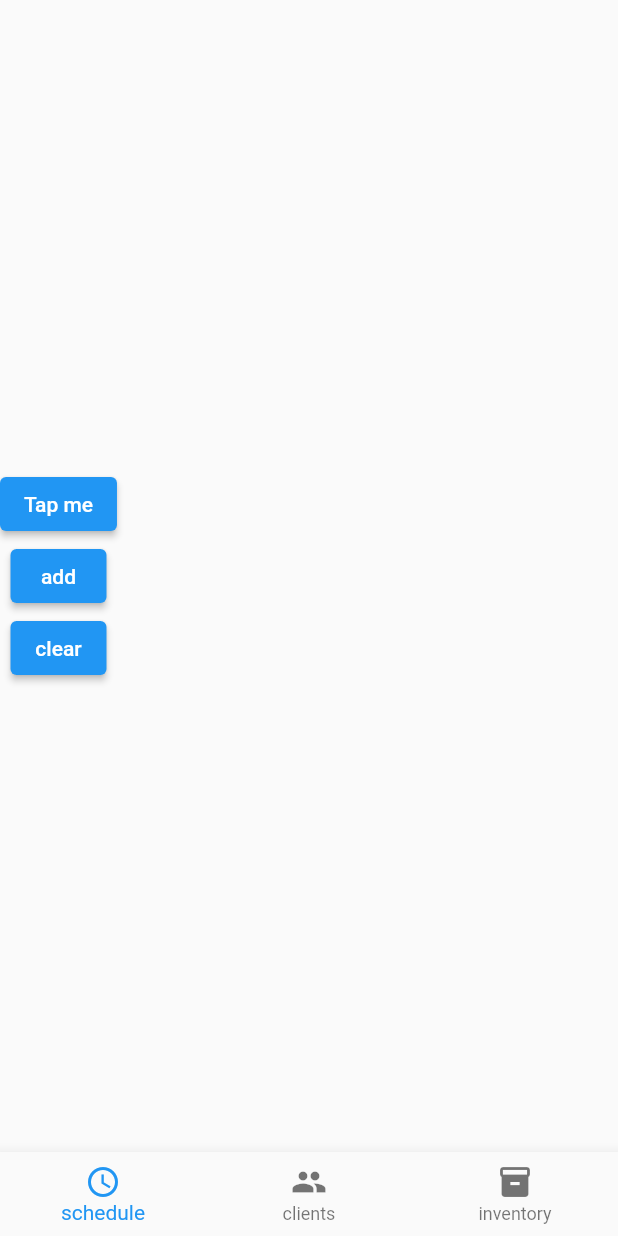
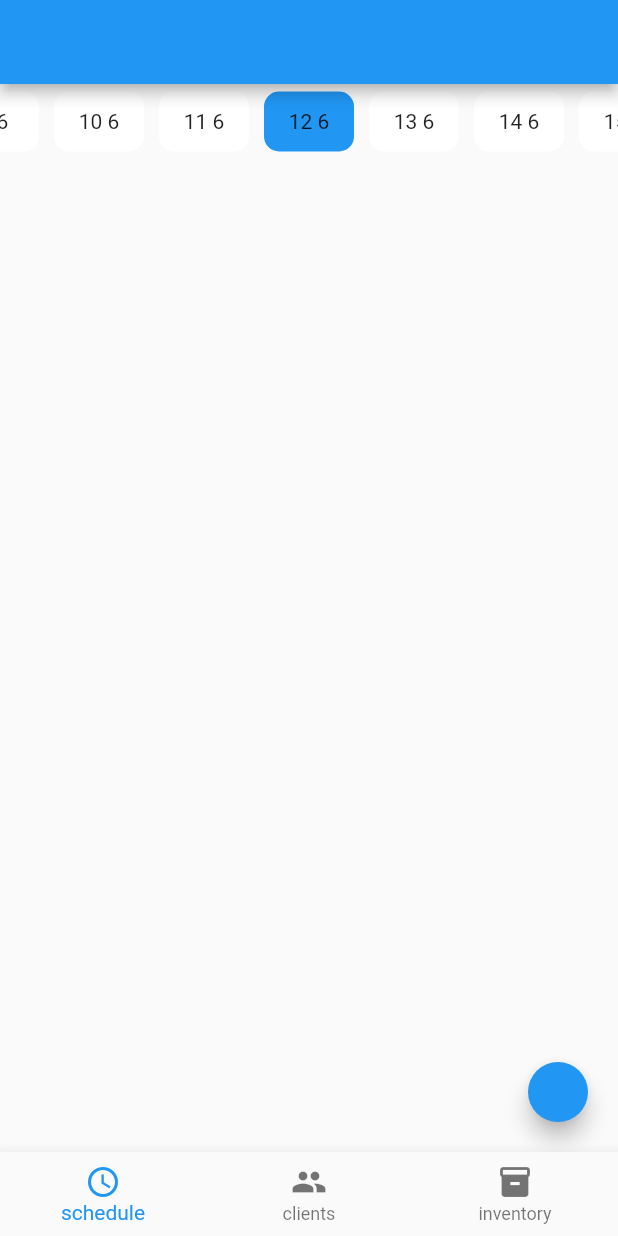
Before and after one commit to AidenDexter/mani_mate, a Flutter app: the screen it shows after launch, on a phone screen of 412 x 824 dp. Run offline on Flutter 3.47's test engine with Material 2 defaults, Android fonts, the phone set to English and light mode, and no system bars; drawn by our look-alikes of infinite_carousel; our stand-ins replace flutter_riverpod, go_router, hive_flutter, riverpod_annotation; accounts and stored records are empty; generated files the repository leaves out were written again.

Commit message:
added notes provider

```diff
--- a/lib/models/client_model.dart
+++ b/lib/models/client_model.dart
@@ -1,4 +1,3 @@
-// ignore_for_file: public_member_api_docs, sort_constructors_first
 import 'package:flutter/material.dart';
 import 'package:hive_flutter/hive_flutter.dart';
 
--- /dev/null
+++ b/lib/pages/schedule_page/components/notes_list.dart
@@ -0,0 +1,41 @@
+import 'package:flutter/material.dart';
+import 'package:flutter_riverpod/flutter_riverpod.dart';
+import 'package:mani_mate/pages/schedule_page/state/page_notes.dart';
+import 'package:mani_mate/providers/notes.dart';
+
+class NotesList extends ConsumerWidget {
+  const NotesList({super.key});
+
+  @override
+  Widget build(BuildContext context, WidgetRef ref) {
+    final notes = ref.watch(pageNotesProvider);
+
+    return Expanded(
+      child: notes.when(
+        data: (data) {
+          return ListView.builder(
+            itemCount: data.length,
+            itemBuilder: (context, index) {
+              final note = data[index];
+              return Column(
+                children: [
+                  Text(note.id),
+                  Text(note.startDate.toString()),
+                  Text(note.endDate.toString()),
+                  Text(note.text ?? 'trest'),
+                  ElevatedButton(
+                      onPressed: () => ref.read(notesProvider.notifier).deleteNoteById(note.id), child: const Text('delete')),
+                  ElevatedButton(
+                      onPressed: () => ref.read(notesProvider.notifier).updateNote(note.copyWith(text: 'updated')),
+                      child: const Text('update')),
+                ],
+              );
+            },
+          );
+        },
+        error: (error, stackTrace) => Center(child: Text(error.toString())),
+        loading: () => const Center(child: CircularProgressIndicator()),
+      ),
+    );
+  }
+}
--- a/lib/pages/schedule_page/schedule_page.dart
+++ b/lib/pages/schedule_page/schedule_page.dart
@@ -1,47 +1,63 @@
 import 'package:flutter/material.dart';
 import 'package:flutter_riverpod/flutter_riverpod.dart';
-import 'package:go_router/go_router.dart';
-import 'package:mani_mate/providers/clients.dart';
+import 'package:mani_mate/pages/schedule_page/state/current_date.dart';
+import 'package:infinite_carousel/infinite_carousel.dart';
+import 'package:mani_mate/providers/notes.dart';
+
+import 'components/notes_list.dart';
 
 class SchedulePage extends ConsumerWidget {
   const SchedulePage({super.key});
 
   @override
   Widget build(BuildContext context, WidgetRef ref) {
-    final clients = ref.watch(clientsProvider);
-    return clients.when(
-        data: (data) {
+    final today = DateTime.now();
     return Scaffold(
+      appBar: AppBar(),
       body: Column(
-              mainAxisAlignment: MainAxisAlignment.center,
         children: [
-                ElevatedButton(
-                  onPressed: () {
-                    context.push('/add_client');
+          SizedBox(
+            height: 50,
+            child: InfiniteCarousel.builder(
+              itemCount: 3,
+              itemExtent: 70,
+              center: true,
+              itemBuilder: (context, itemIndex, realIndex) {
+                final day = today.add(Duration(days: realIndex));
+                final currentDate = ref.watch(currentDateProvider);
+                final isCurrentDateToday =
+                    day.day == currentDate.day && day.month == currentDate.month && day.year == currentDate.year;
+                return GestureDetector(
+                  onTap: () {
+                    ref.read(currentDateProvider.notifier).date = day;
                   },
-                  child: const Text('Tap me'),
+                  child: Container(
+                    decoration: BoxDecoration(
+                      color: isCurrentDateToday ? Colors.blue : Colors.white,
+                      borderRadius: BorderRadius.circular(10),
                     ),
-                ElevatedButton(
-                  onPressed: () {
-                    ref.read(clientsProvider.notifier).add();
-                  },
-                  child: const Text('add'),
-                ),
-                ElevatedButton(
-                  onPressed: () {
-                    ref.read(clientsProvider.notifier).clear();
-                  },
-                  child: const Text('clear'),
-                ),
-              ],
+                    margin: const EdgeInsets.all(5),
+                    height: 50,
+                    width: 70,
+                    alignment: Alignment.center,
+                    child: Text('${day.day} ${day.month}'),
                   ),
                 );
               },
-        error: (Object error, StackTrace stackTrace) => Center(
-              child: Text(error.toString()),
             ),
-        loading: () => const Center(
-              child: CircularProgressIndicator(),
-            ));
+          ),
+          const NotesList(),
+        ],
+      ),
+      floatingActionButton: FloatingActionButton.small(
+        onPressed: () {
+          final currentDate = ref.read(currentDateProvider);
+          ref.read(notesProvider.notifier).addNote(
+                startDate: currentDate,
+                endDate: currentDate.add(const Duration(hours: 2)),
+              );
+        },
+      ),
+    );
   }
 }
--- a/pubspec.yaml
+++ b/pubspec.yaml
@@ -16,6 +16,7 @@ dependencies:
   hive: ^2.2.3
   hive_flutter: ^1.1.0
   uuid: ^3.0.6
+  infinite_carousel: ^1.0.3
 
 dev_dependencies:
   flutter_test:
```
Also changed, not shown: lib/models/note_model.dart (added, +39 -0 lines), lib/models/record_model.dart (+26 -1 lines), lib/pages/clients_page/clients_page.dart (+8 -8 lines), lib/pages/schedule_page/state/current_date.dart (added, +11 -0 lines), lib/pages/schedule_page/state/page_notes.dart (added, +19 -0 lines), lib/providers/notes.dart (added, +40 -0 lines), pubspec.lock. Lines whose indentation alone changed are shown as unchanged.
